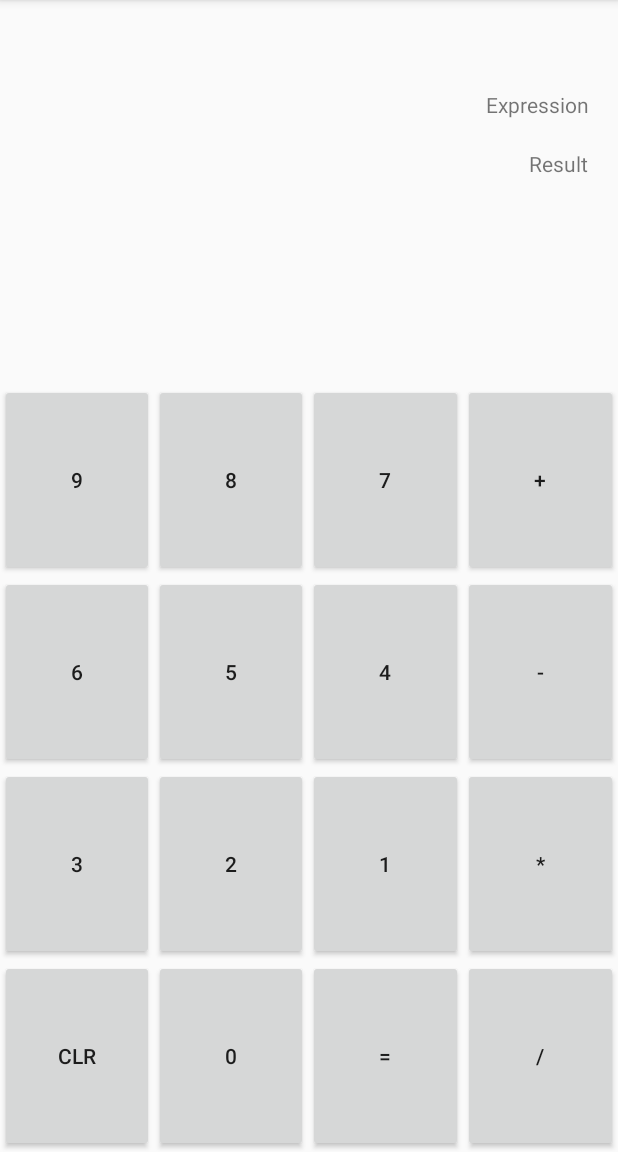
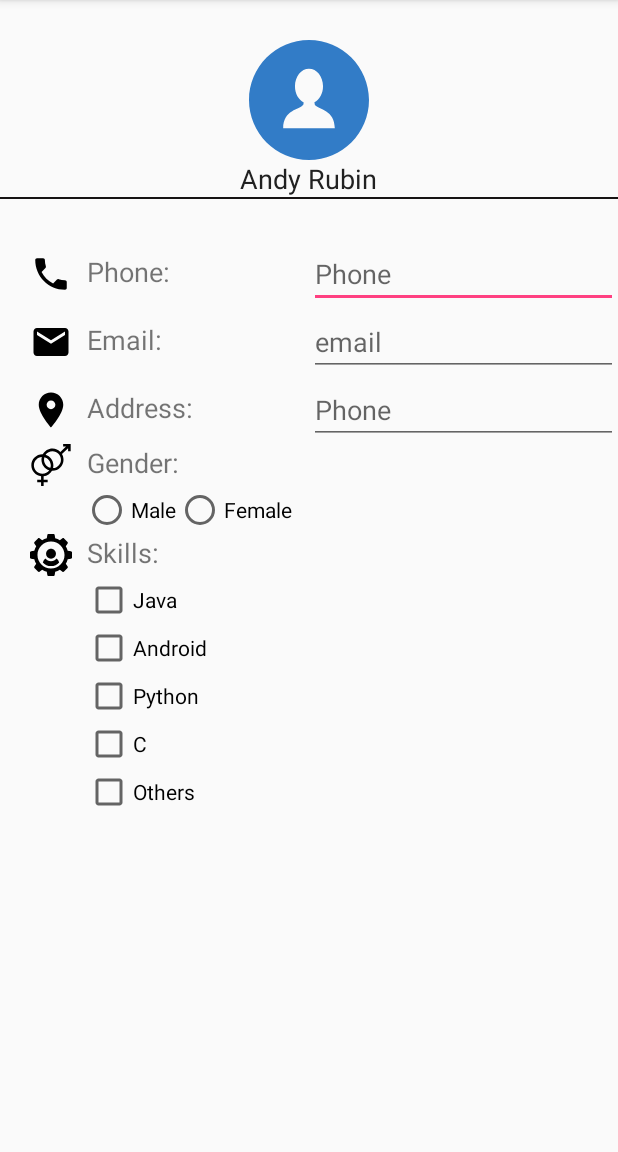
Before and after one commit to diuapkclub/Android-Apps-Class, an Android app: the screen it shows after launch (MainActivity before the commit, ProfileActivity after it), on a phone screen of 412 x 824 dp, the part 84-1236 px from its top. Run offline under Robolectric (Android 15) with nearby library versions, the light colour scheme and no system bars.

Commit message:
Class 6 Relative Layout

```diff
--- a/NormalCalculator/app/src/main/AndroidManifest.xml
+++ b/NormalCalculator/app/src/main/AndroidManifest.xml
@@ -9,13 +9,19 @@
         android:roundIcon="@mipmap/ic_launcher_round"
         android:supportsRtl="true"
         android:theme="@style/AppTheme">
+
         <activity android:name=".MainActivity">
+
+        </activity>
+
+        <activity android:name=".ProfileActivity">
             <intent-filter>
                 <action android:name="android.intent.action.MAIN" />
 
                 <category android:name="android.intent.category.LAUNCHER" />
             </intent-filter>
         </activity>
+
     </application>
 
 </manifest>
--- /dev/null
+++ b/NormalCalculator/app/src/main/java/com/diu/normalcalculator/ProfileActivity.java
@@ -0,0 +1,13 @@
+package com.diu.normalcalculator;
+
+import android.support.v7.app.AppCompatActivity;
+import android.os.Bundle;
+
+public class ProfileActivity extends AppCompatActivity {
+
+    @Override
+    protected void onCreate(Bundle savedInstanceState) {
+        super.onCreate(savedInstanceState);
+        setContentView(R.layout.activity_profile);
+    }
+}
--- /dev/null
+++ b/NormalCalculator/app/src/main/res/drawable/ic_bookmark_border_black_24dp.xml
@@ -0,0 +1,9 @@
+<vector xmlns:android="http://schemas.android.com/apk/res/android"
+        android:width="24dp"
+        android:height="24dp"
+        android:viewportWidth="24.0"
+        android:viewportHeight="24.0">
+    <path
+        android:fillColor="#FF000000"
+        android:pathData="M17,3L7,3c-1.1,0 -1.99,0.9 -1.99,2L5,21l7,-3 7,3L19,5c0,-1.1 -0.9,-2 -2,-2zM17,18l-5,-2.18L7,18L7,5h10v13z"/>
+</vector>
--- /dev/null
+++ b/NormalCalculator/app/src/main/res/drawable/ic_call_black_24dp.xml
@@ -0,0 +1,4 @@
+<vector android:height="48dp" android:viewportHeight="24.0"
+    android:viewportWidth="24.0" android:width="48dp" xmlns:android="http://schemas.android.com/apk/res/android">
+    <path android:fillColor="#FF000000" android:pathData="M6.62,10.79c1.44,2.83 3.76,5.14 6.59,6.59l2.2,-2.2c0.27,-0.27 0.67,-0.36 1.02,-0.24 1.12,0.37 2.33,0.57 3.57,0.57 0.55,0 1,0.45 1,1V20c0,0.55 -0.45,1 -1,1 -9.39,0 -17,-7.61 -17,-17 0,-0.55 0.45,-1 1,-1h3.5c0.55,0 1,0.45 1,1 0,1.25 0.2,2.45 0.57,3.57 0.11,0.35 0.03,0.74 -0.25,1.02l-2.2,2.2z"/>
+</vector>
--- /dev/null
+++ b/NormalCalculator/app/src/main/res/drawable/ic_email_black_24dp.xml
@@ -0,0 +1,4 @@
+<vector android:height="28dp" android:viewportHeight="24.0"
+    android:viewportWidth="24.0" android:width="28dp" xmlns:android="http://schemas.android.com/apk/res/android">
+    <path android:fillColor="#FF000000" android:pathData="M20,4L4,4c-1.1,0 -1.99,0.9 -1.99,2L2,18c0,1.1 0.9,2 2,2h16c1.1,0 2,-0.9 2,-2L22,6c0,-1.1 -0.9,-2 -2,-2zM20,8l-8,5 -8,-5L4,6l8,5 8,-5v2z"/>
+</vector>
--- /dev/null
+++ b/NormalCalculator/app/src/main/res/drawable/ic_gender.xml
@@ -0,0 +1,9 @@
+<vector xmlns:android="http://schemas.android.com/apk/res/android"
+    android:width="512dp"
+    android:height="512dp"
+    android:viewportWidth="512"
+    android:viewportHeight="512">
+  <path
+      android:fillColor="#FF000000"
+      android:pathData="M403.921,0v31.347h35.36l-68.982,65.409c-24.421,-24.99 -58.474,-40.53 -96.092,-40.53c-50.603,0 -94.759,28.112 -117.687,69.535c-1.964,-0.086 -3.938,-0.138 -5.924,-0.138c-74.118,0 -134.417,60.299 -134.417,134.418c0,68.816 51.984,125.71 118.743,133.498v41.657H87.995v31.347h46.929V512h31.347v-45.458h48.977v-31.347h-48.977v-41.657c43.948,-5.127 81.488,-31.533 102.013,-68.616c1.964,0.086 3.937,0.138 5.922,0.138c74.119,0 134.418,-60.299 134.418,-134.417c0,-25.187 -6.969,-48.774 -19.071,-68.944l74.919,-71.038v38.933h31.347V0H403.921zM150.598,363.11c-56.833,0 -103.07,-46.237 -103.07,-103.071c0,-54.619 42.705,-99.442 96.477,-102.853c-2.751,10.7 -4.215,21.91 -4.215,33.457c0,60.464 40.132,111.726 95.157,128.562C216.281,345.738 185.432,363.11 150.598,363.11zM249.044,290.6c-44.709,-11.26 -77.906,-51.802 -77.906,-99.957c0,-10.636 1.62,-20.901 4.625,-30.561c44.709,11.26 77.906,51.803 77.906,99.958C253.669,270.676 252.048,280.94 249.044,290.6zM280.801,293.495c2.751,-10.7 4.215,-21.909 4.215,-33.456c0,-60.464 -40.132,-111.726 -95.156,-128.563c18.666,-26.532 49.516,-43.905 84.349,-43.905c56.834,0 103.071,46.237 103.071,103.071C377.278,245.261 334.573,290.085 280.801,293.495z"/>
+</vector>
--- /dev/null
+++ b/NormalCalculator/app/src/main/res/drawable/ic_location_on_black_24dp.xml
@@ -0,0 +1,4 @@
+<vector android:height="48dp" android:viewportHeight="24.0"
+    android:viewportWidth="24.0" android:width="48dp" xmlns:android="http://schemas.android.com/apk/res/android">
+    <path android:fillColor="#FF000000" android:pathData="M12,2C8.13,2 5,5.13 5,9c0,5.25 7,13 7,13s7,-7.75 7,-13c0,-3.87 -3.13,-7 -7,-7zM12,11.5c-1.38,0 -2.5,-1.12 -2.5,-2.5s1.12,-2.5 2.5,-2.5 2.5,1.12 2.5,2.5 -1.12,2.5 -2.5,2.5z"/>
+</vector>
--- /dev/null
+++ b/NormalCalculator/app/src/main/res/drawable/ic_settings.xml
@@ -0,0 +1,15 @@
+<vector xmlns:android="http://schemas.android.com/apk/res/android"
+    android:width="512dp"
+    android:height="512dp"
+    android:viewportWidth="512"
+    android:viewportHeight="512">
+  <path
+      android:fillColor="#FF000000"
+      android:pathData="M256,181c-33.091,0 -60,26.909 -60,60s26.909,60 60,60s60,-26.909 60,-60S289.091,181 256,181z"/>
+  <path
+      android:fillColor="#FF000000"
+      android:pathData="M499.461,211.205l-39.848,-6.475c-4.995,-19.893 -12.847,-38.789 -23.408,-56.411l22.91,-32.095c4.263,-5.962 3.589,-14.136 -1.597,-19.321l-42.422,-42.422c-5.215,-5.2 -13.374,-5.889 -19.321,-1.597l-32.095,22.91c-17.622,-10.562 -36.519,-18.413 -56.411,-23.408l-6.475,-39.848C299.594,5.303 293.339,0 286,0h-60c-7.339,0 -13.594,5.303 -14.795,12.539l-6.475,39.848c-19.893,4.995 -38.789,12.847 -56.411,23.408l-32.095,-22.91c-5.962,-4.292 -14.15,-3.604 -19.321,1.597L54.481,96.903c-5.186,5.186 -5.859,13.359 -1.597,19.321l22.91,32.095c-10.562,17.622 -18.413,36.519 -23.408,56.411l-39.848,6.475C5.303,212.406 0,218.661 0,226v60c0,7.339 5.303,13.594 12.539,14.795l39.848,6.475c4.995,19.893 12.847,38.789 23.408,56.411l-22.91,32.095c-4.263,5.962 -3.589,14.136 1.597,19.321l42.422,42.422c5.171,5.171 13.359,5.83 19.321,1.597l32.095,-22.91c17.622,10.562 36.519,18.413 56.411,23.408l6.475,39.848C212.406,506.697 218.661,512 226,512h60c7.339,0 13.594,-5.303 14.795,-12.539l6.475,-39.848c19.893,-4.995 38.789,-12.847 56.411,-23.408l32.095,22.91c5.947,4.233 14.106,3.574 19.321,-1.597l42.422,-42.422c5.186,-5.186 5.859,-13.359 1.597,-19.321l-22.91,-32.095c10.562,-17.622 18.413,-36.519 23.408,-56.411l39.848,-6.475C506.697,299.594 512,293.339 512,286v-60C512,218.661 506.697,212.406 499.461,211.205zM256,421c-90.981,0 -165,-74.019 -165,-165S165.019,91 256,91s165,74.019 165,165S346.981,421 256,421z"/>
+  <path
+      android:fillColor="#FF000000"
+      android:pathData="M325.29,297.732C308.773,317.866 284.017,331 256,331c-28.017,0 -52.773,-13.134 -69.291,-33.268c-14.379,12.744 -24.868,29.451 -30.654,48.197C180.784,373.387 216.224,391 256,391s75.216,-17.613 99.944,-45.071C350.158,327.183 339.67,310.476 325.29,297.732z"/>
+</vector>
--- /dev/null
+++ b/NormalCalculator/app/src/main/res/drawable/ic_user.xml
@@ -0,0 +1,9 @@
+<vector xmlns:android="http://schemas.android.com/apk/res/android"
+    android:width="512dp"
+    android:height="512dp"
+    android:viewportWidth="299.997"
+    android:viewportHeight="299.997">
+  <path
+      android:pathData="M149.996,0C67.157,0 0.001,67.158 0.001,149.997c0,82.837 67.156,150 149.995,150s150,-67.163 150,-150C299.996,67.156 232.835,0 149.996,0zM150.453,220.763v-0.002h-0.916H85.465c0,-46.856 41.152,-46.845 50.284,-59.097l1.045,-5.587c-12.83,-6.502 -21.887,-22.178 -21.887,-40.512c0,-24.154 15.712,-43.738 35.089,-43.738c19.377,0 35.089,19.584 35.089,43.738c0,18.178 -8.896,33.756 -21.555,40.361l1.19,6.349c10.019,11.658 49.802,12.418 49.802,58.488H150.453z"
+      android:fillColor="#327cc7"/>
+</vector>
--- a/NormalCalculator/app/src/main/res/layout/activity_main.xml
+++ b/NormalCalculator/app/src/main/res/layout/activity_main.xml
@@ -4,10 +4,9 @@
     android:layout_height="match_parent"
     android:orientation="vertical"
     android:weightSum="3">
-
     <LinearLayout
         android:layout_width="match_parent"
-        android:layout_height="0dp"
+        android:layout_height="match_parent"
         android:orientation="vertical"
         android:layout_weight="1"
         android:padding="20dp">
@@ -28,8 +27,8 @@
             android:gravity="right"
             android:layout_marginTop="20dp"/>
 
+    </LinearLayout>
 
-    </LinearLayout>
     <LinearLayout
         android:layout_width="match_parent"
         android:layout_height="0dp"
--- /dev/null
+++ b/NormalCalculator/app/src/main/res/layout/activity_profile.xml
@@ -0,0 +1,303 @@
+<?xml version="1.0" encoding="utf-8"?>
+<ScrollView xmlns:android="http://schemas.android.com/apk/res/android"
+    xmlns:app="http://schemas.android.com/apk/res-auto"
+    xmlns:tools="http://schemas.android.com/tools"
+    android:layout_width="match_parent"
+    android:layout_height="match_parent"
+    tools:context=".ProfileActivity">
+
+    <LinearLayout
+        android:layout_width="match_parent"
+        android:layout_height="match_parent"
+        android:orientation="vertical">
+
+        <LinearLayout
+            android:layout_width="match_parent"
+            android:layout_height="160dp"
+            android:gravity="center"
+            android:orientation="vertical">
+
+            <ImageView
+                android:layout_width="80dp"
+                android:layout_height="80dp"
+                android:src="@drawable/ic_user" />
+
+            <TextView
+                android:layout_width="wrap_content"
+                android:layout_height="wrap_content"
+                android:text="@string/person_name"
+                android:textColor="@color/tv_person_text_color"
+                android:textSize="18sp" />
+
+            <View
+                android:layout_width="match_parent"
+                android:layout_height="1dp"
+                android:layout_gravity="bottom"
+                android:background="@color/border_color"/>
+
+        </LinearLayout>
+
+        <LinearLayout
+            android:layout_width="match_parent"
+            android:layout_height="match_parent"
+            android:orientation="vertical">
+
+            <LinearLayout
+                android:layout_width="match_parent"
+                android:layout_height="wrap_content"
+                android:weightSum="4"
+                android:gravity="center">
+
+                <LinearLayout
+                    android:layout_width="match_parent"
+                    android:layout_height="wrap_content"
+                    android:layout_weight="2">
+
+                    <ImageView
+                        android:layout_width="28dp"
+                        android:layout_height="28dp"
+                        android:layout_marginLeft="20dp"
+                        android:src="@drawable/ic_call_black_24dp" />
+
+                    <TextView
+                        android:layout_width="wrap_content"
+                        android:layout_height="wrap_content"
+                        android:text="@string/phone"
+                        android:layout_marginLeft="10dp"
+                        android:textSize="18sp"/>
+
+                </LinearLayout>
+
+                <LinearLayout
+                    android:layout_width="match_parent"
+                    android:layout_height="wrap_content"
+                    android:layout_weight="2">
+
+                    <EditText
+                        android:layout_width="match_parent"
+                        android:layout_height="match_parent"
+                        android:inputType="number"
+                        android:textSize="18sp"
+                        android:hint="@string/phone_hint"/>
+
+                </LinearLayout>
+
+            </LinearLayout>
+
+            <LinearLayout
+                android:layout_width="match_parent"
+                android:layout_height="wrap_content"
+                android:weightSum="4"
+                android:gravity="center">
+
+                <LinearLayout
+                    android:layout_width="match_parent"
+                    android:layout_height="wrap_content"
+                    android:layout_weight="2">
+
+                    <ImageView
+                        android:layout_width="28dp"
+                        android:layout_height="28dp"
+                        android:layout_marginLeft="20dp"
+                        android:src="@drawable/ic_email_black_24dp" />
+
+                    <TextView
+                        android:layout_width="wrap_content"
+                        android:layout_height="wrap_content"
+                        android:text="@string/email"
+                        android:layout_marginLeft="10dp"
+                        android:textSize="18sp"/>
+
+                </LinearLayout>
+
+                <LinearLayout
+                    android:layout_width="match_parent"
+                    android:layout_height="wrap_content"
+                    android:layout_weight="2">
+
+                    <EditText
+                        android:layout_width="match_parent"
+                        android:layout_height="match_parent"
+                        android:inputType="textEmailAddress"
+                        android:textSize="18sp"
+                        android:hint="@string/hint_email"/>
+
+                </LinearLayout>
+
+            </LinearLayout>
+
+            <LinearLayout
+                android:layout_width="match_parent"
+                android:layout_height="wrap_content"
+                android:weightSum="4"
+                android:gravity="center">
+
+                <LinearLayout
+                    android:layout_width="match_parent"
+                    android:layout_height="wrap_content"
+                    android:layout_weight="2">
+
+                    <ImageView
+                        android:layout_width="28dp"
+                        android:layout_height="28dp"
+                        android:layout_marginLeft="20dp"
+                        android:src="@drawable/ic_location_on_black_24dp" />
+
+                    <TextView
+                        android:layout_width="wrap_content"
+                        android:layout_height="wrap_content"
+                        android:text="@string/address"
+                        android:layout_marginLeft="10dp"
+                        android:textSize="18sp"/>
+
+                </LinearLayout>
+
+                <LinearLayout
+                    android:layout_width="match_parent"
+                    android:layout_height="wrap_content"
+                    android:layout_weight="2">
+
+                    <EditText
+                        android:layout_width="match_parent"
+                        android:layout_height="match_parent"
+                        android:inputType="number"
+                        android:textSize="18sp"
+                        android:hint="@string/phone_hint"/>
+
+                </LinearLayout>
+
+            </LinearLayout>
+
+            <LinearLayout
+                android:layout_width="match_parent"
+                android:layout_height="wrap_content"
+                android:orientation="vertical"
+                android:gravity="center">
+
+                <LinearLayout
+                    android:layout_width="match_parent"
+                    android:layout_height="wrap_content"
+                    android:layout_weight="2">
+
+                    <ImageView
+                        android:layout_width="28dp"
+                        android:layout_height="28dp"
+                        android:layout_marginLeft="20dp"
+                        android:src="@drawable/ic_gender" />
+
+                    <TextView
+                        android:layout_width="wrap_content"
+                        android:layout_height="wrap_content"
+                        android:text="@string/gender"
+                        android:layout_marginLeft="10dp"
+                        android:textSize="18sp"/>
+
+                </LinearLayout>
+
+                <LinearLayout
+                    android:layout_width="match_parent"
+                    android:layout_height="wrap_content">
+
+                    <RadioGroup
+                        android:layout_width="match_parent"
+                        android:layout_height="wrap_content"
+                        android:orientation="horizontal"
+                        android:layout_marginLeft="55dp">
+
+                        <RadioButton android:id="@+id/radio_pirates"
+                            android:layout_width="wrap_content"
+                            android:layout_height="wrap_content"
+                            android:text="@string/male"
+                            android:enabled="true"/>
+
+                        <RadioButton android:id="@+id/radio_ninjas"
+                            android:layout_width="wrap_content"
+                            android:layout_height="wrap_content"
+                            android:text="@string/female" />
+
+                    </RadioGroup>
+
+                </LinearLayout>
+
+
+
+            </LinearLayout>
+
+            <LinearLayout
+                android:layout_width="match_parent"
+                android:layout_height="wrap_content"
+                android:orientation="vertical"
+                android:gravity="center">
+
+                <LinearLayout
+                    android:layout_width="match_parent"
+                    android:layout_height="wrap_content"
+                    android:layout_weight="2">
+
+                    <ImageView
+                        android:layout_width="28dp"
+                        android:layout_height="28dp"
+                        android:layout_marginLeft="20dp"
+                        android:src="@drawable/ic_settings" />
+
+                    <TextView
+                        android:layout_width="wrap_content"
+                        android:layout_height="wrap_content"
+                        android:text="@string/skills"
+                        android:layout_marginLeft="10dp"
+                        android:textSize="18sp"/>
+
+                </LinearLayout>
+
+                <LinearLayout
+                    android:layout_width="match_parent"
+                    android:layout_height="wrap_content"
+                    android:orientation="vertical"
+                    android:layout_marginLeft="38dp"
+                    android:gravity="center|left">
+
+                    <CheckBox
+
+                        android:layout_width="wrap_content"
+                        android:layout_height="wrap_content"
+                        android:text="@string/java"
+                        android:textSize="14sp"/>
+
+                    <CheckBox
+                        android:layout_width="wrap_content"
+                        android:layout_height="wrap_content"
+                        android:text="Android"
+                        android:textSize="14sp"/>
+
+                    <CheckBox
+                        android:layout_width="wrap_content"
+                        android:layout_height="wrap_content"
+                        android:text="Python"
+                        android:textSize="14sp"/>
+
+                    <CheckBox
+                        android:layout_width="wrap_content"
+                        android:layout_height="wrap_content"
+                        android:text="C"
+                        android:textSize="14sp"/>
+
+                    <CheckBox
+                        android:layout_width="wrap_content"
+                        android:layout_height="wrap_content"
+                        android:text="Others"
+                        android:gravity="center"
+                        android:textSize="14sp"/>
+
+
+                </LinearLayout>
+
+
+
+            </LinearLayout>
+
+        </LinearLayout>
+
+
+    </LinearLayout>
+
+</ScrollView>
--- /dev/null
+++ b/NormalCalculator/app/src/main/res/layout/relative_layout_example.xml
@@ -0,0 +1,43 @@
+<?xml version="1.0" encoding="utf-8"?>
+<RelativeLayout xmlns:android="http://schemas.android.com/apk/res/android"
+    android:layout_width="match_parent"
+    android:layout_height="match_parent">
+
+    <ImageView
+        android:id="@+id/iv_header"
+        android:layout_width="match_parent"
+        android:layout_height="200dp"
+        android:src="@drawable/header"
+        android:scaleType="fitXY" />
+
+    <ImageView
+        android:id="@+id/iv_poster"
+        android:layout_width="120dp"
+        android:layout_height="150dp"
+        android:src="@drawable/poster"
+        android:scaleType="fitXY"
+        android:layout_alignBottom="@id/iv_header"
+        android:layout_marginBottom="-75dp"
+        android:layout_marginLeft="20dp"/>
+
+    <TextView
+        android:layout_width="wrap_content"
+        android:layout_height="wrap_content"
+        android:text="@string/beauty_and_the_beast"
+        android:textSize="18sp"
+        android:layout_alignBottom="@id/iv_header"
+        android:layout_marginLeft="165dp"
+        android:layout_marginBottom="-60dp"
+        android:textColor="@color/text_color"
+        android:textStyle="bold"/>
+
+    <ImageView
+        android:layout_width="28dp"
+        android:layout_height="28dp"
+        android:layout_alignBottom="@+id/iv_header"
+        android:layout_alignParentRight="true"
+        android:layout_marginBottom="-45dp"
+        android:layout_marginRight="20dp"
+        android:src="@drawable/ic_bookmark_border_black_24dp"/>
+
+</RelativeLayout>
--- a/NormalCalculator/app/src/main/res/values/colors.xml
+++ b/NormalCalculator/app/src/main/res/values/colors.xml
@@ -3,4 +3,8 @@
     <color name="colorPrimary">#3F51B5</color>
     <color name="colorPrimaryDark">#303F9F</color>
     <color name="colorAccent">#FF4081</color>
+
+    <color name="tv_person_text_color">#212121</color>
+    <color name="border_color">#161313</color>
+    <color name="text_color">#000000</color>
 </resources>
--- a/NormalCalculator/app/src/main/res/values/strings.xml
+++ b/NormalCalculator/app/src/main/res/values/strings.xml
@@ -1,3 +1,15 @@
 <resources>
     <string name="app_name">Normal Calculator</string>
+    <string name="person_name">Andy Rubin</string>
+    <string name="phone">Phone:</string>
+    <string name="phone_hint">Phone</string>
+    <string name="email">Email:</string>
+    <string name="address">Address:</string>
+    <string name="hint_email">email</string>
+    <string name="gender">Gender:</string>
+    <string name="male">Male</string>
+    <string name="female">Female</string>
+    <string name="skills">Skills:</string>
+    <string name="java">Java</string>
+    <string name="beauty_and_the_beast">Beauty and the\nBeast</string>
 </resources>
```
Also changed, not shown: NormalCalculator/app/src/main/res/drawable/header.jpg (added), NormalCalculator/app/src/main/res/drawable/poster.jpg (added).
